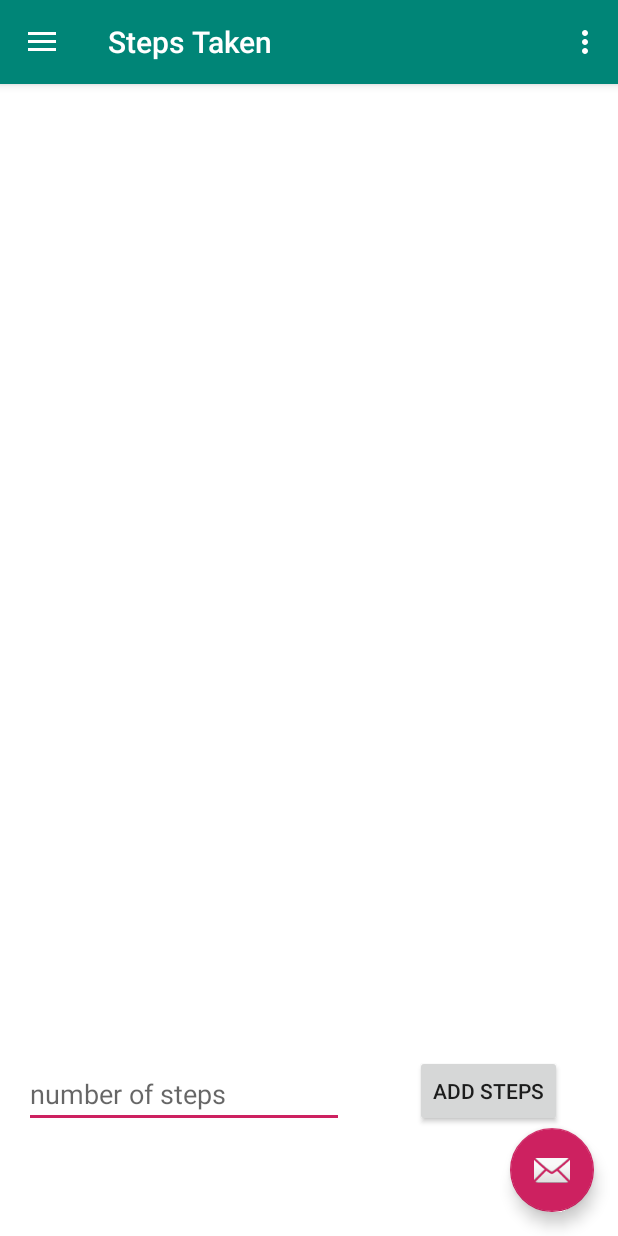
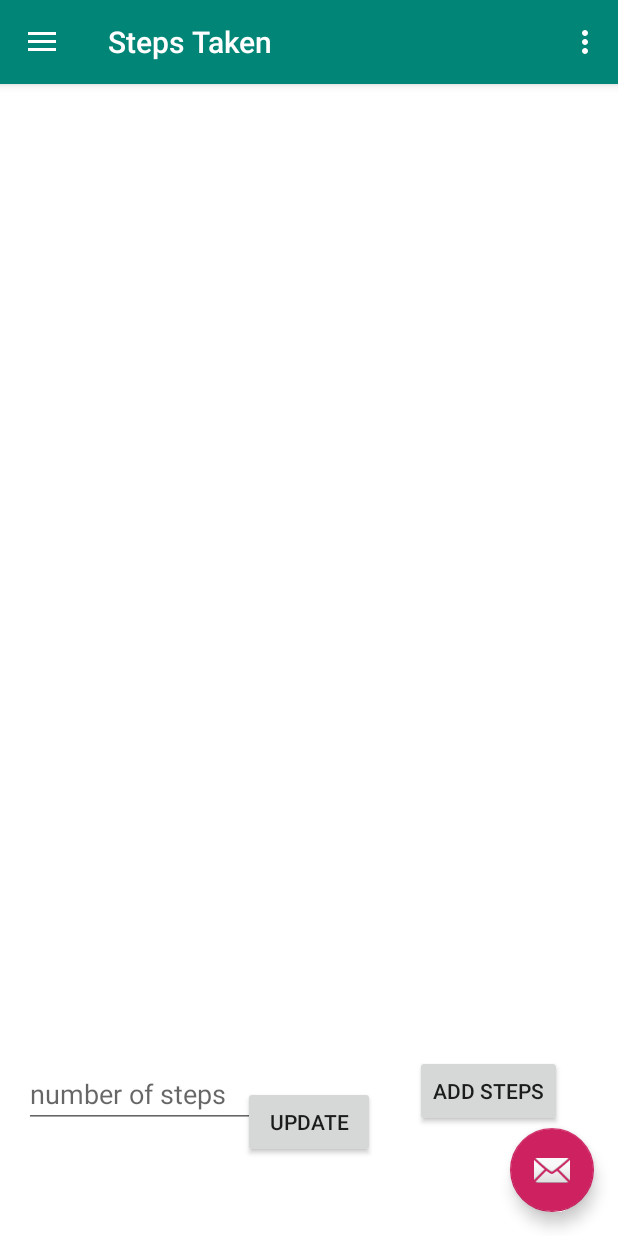
Before and after one commit to nikheal25/Calorie-Tracker-App, an Android app: the NavActivity screen opened directly, with no data from a screen before it, in the side drawer, after a tap on "Steps", on a phone screen of 412 x 824 dp. Run offline under Robolectric (Android 15) with nearby library versions, the phone set to English and light mode, and no system bars; our stand-ins replace Room's generated code.

```diff
--- a/app/src/main/java/com/example/myapplication/Dashboard.java
+++ b/app/src/main/java/com/example/myapplication/Dashboard.java
@@ -15,7 +15,7 @@ public class Dashboard extends AppCompatActivity {
         super.onCreate(savedInstanceState);
         setContentView(R.layout.activity_dashboard);
 
-        setTitle("Calorie Tracker");
+        setTitle("Calorie");
         String name = "User";
         TextView userName = findViewById(R.id.userName);
         try {
--- a/app/src/main/java/com/example/myapplication/NavActivity.java
+++ b/app/src/main/java/com/example/myapplication/NavActivity.java
@@ -2,6 +2,8 @@ package com.example.myapplication;
 
 import android.app.Fragment;
 import android.app.FragmentManager;
+import android.content.Context;
+import android.content.SharedPreferences;
 import android.os.Bundle;
 import android.support.design.widget.FloatingActionButton;
 import android.support.design.widget.NavigationView;
@@ -14,6 +16,7 @@ import android.support.v7.widget.Toolbar;
 import android.view.Menu;
 import android.view.MenuItem;
 import android.view.View;
+import android.widget.Button;
 import android.widget.ImageView;
 import android.widget.TextView;
 
@@ -25,6 +28,8 @@ import java.util.Calendar;
 public class NavActivity extends AppCompatActivity
         implements NavigationView.OnNavigationItemSelectedListener, Steps.OnFragmentInteractionListener {
 
+    //Shared preference
+    SharedPreferences sharedPreferences;
     @Override
     protected void onCreate(Bundle savedInstanceState) {
         super.onCreate(savedInstanceState);
@@ -73,9 +78,51 @@ public class NavActivity extends AppCompatActivity
         String date = dateFormat.format(Calendar.getInstance().getTime());
 
         SimpleDateFormat timeFormat =  new SimpleDateFormat("HH:mm:ss");
-        String time = dateFormat.format(Calendar.getInstance().getTime());
+        final String time = timeFormat.format(Calendar.getInstance().getTime());
 
         displayDateTime(date, time);
+
+        //reading the shared preferences
+        sharedPreferences = getSharedPreferences("MyPreferences", Context.MODE_PRIVATE);
+        int goalOfTheDay = getGoalOfTheDay(date.toString());
+        displayGoalOfTheDay(goalOfTheDay);
+
+        //update the goal
+        Button updateGoal = (Button) findViewById(R.id.updateGoal);
+        updateGoal.setOnClickListener(new View.OnClickListener() {
+            @Override
+            public void onClick(View v) {
+                TextView timeTextView = (TextView) findViewById(R.id.dailyGoalTextField);
+                String tempGoal = timeTextView.getText().toString();
+                try{
+                    int goal = Integer.parseInt(tempGoal);
+                    if(goal > 0){
+                        updateGoalOfTheDay(goal);
+                    }
+                }catch (Exception e){
+                    e.printStackTrace();
+                }
+            }
+        });
+    }
+
+
+
+    private void updateGoalOfTheDay(int goal){
+        SimpleDateFormat dateFormat =  new SimpleDateFormat("dd/MM/yyyy");
+        String date = dateFormat.format(Calendar.getInstance().getTime());
+        SharedPreferences.Editor editor = sharedPreferences.edit();
+        editor.putInt(date, goal);
+        editor.apply();
+    }
+
+    private int getGoalOfTheDay(String date){
+        return sharedPreferences.getInt(date, 0);
+    }
+
+    private void displayGoalOfTheDay(int goal){
+        TextView timeTextView = (TextView) findViewById(R.id.dailyGoalTextField);
+        timeTextView.setText(Integer.toString(goal));
     }
 
     private void displayDateTime(String date, String time){
@@ -140,9 +187,8 @@ public class NavActivity extends AppCompatActivity
            case R.id.nav_steps:
                fragment = new Steps();
                break;
-           case R.id.nav_report:
-               break;
-           case R.id.nav_tracker:
+           case R.id.nav_food:
+               fragment = new FoodList();
                break;
        }
 //      if(fragment != null){
--- a/app/src/main/res/layout/content_nav.xml
+++ b/app/src/main/res/layout/content_nav.xml
@@ -78,11 +78,46 @@
         app:layout_constraintTop_toBottomOf="@+id/fitnessImageView"
         app:layout_constraintVertical_bias="0.089" />
 
+    <EditText
+        android:id="@+id/dailyGoalTextField"
+        android:layout_width="173dp"
+        android:layout_height="37dp"
+        android:layout_marginStart="8dp"
+        android:layout_marginLeft="8dp"
+        android:layout_marginTop="8dp"
+        android:layout_marginEnd="8dp"
+        android:layout_marginRight="8dp"
+        android:layout_marginBottom="8dp"
+        android:ems="10"
+        android:inputType="number"
+        app:layout_constraintBottom_toBottomOf="parent"
+        app:layout_constraintEnd_toEndOf="parent"
+        app:layout_constraintStart_toStartOf="parent"
+        app:layout_constraintTop_toBottomOf="@+id/fitnessImageView" />
+
+    <Button
+        android:id="@+id/updateGoal"
+        android:layout_width="wrap_content"
+        android:layout_height="wrap_content"
+        android:layout_marginStart="8dp"
+        android:layout_marginLeft="8dp"
+        android:layout_marginTop="8dp"
+        android:layout_marginEnd="8dp"
+        android:layout_marginRight="8dp"
+        android:layout_marginBottom="8dp"
+        android:text="Update"
+        app:layout_constraintBottom_toBottomOf="parent"
+        app:layout_constraintEnd_toEndOf="parent"
+        app:layout_constraintStart_toStartOf="parent"
+        app:layout_constraintTop_toBottomOf="@+id/dailyGoalTextField" />
+
     <!-- added 3 lines-->
     <FrameLayout
         android:id="@+id/frame_layout"
         android:layout_width="match_parent"
-        android:layout_height="match_parent" />
+        android:layout_height="match_parent"
+        tools:layout_editor_absoluteX="0dp"
+        tools:layout_editor_absoluteY="0dp" />
 
 
 </android.support.constraint.ConstraintLayout>
--- a/app/src/main/res/menu/activity_nav_drawer.xml
+++ b/app/src/main/res/menu/activity_nav_drawer.xml
@@ -24,6 +24,10 @@
             android:id="@+id/nav_map"
             android:icon="@drawable/ic_menu_manage"
             android:title="Map" />
+        <item
+            android:id="@+id/nav_food"
+            android:icon="@drawable/fitness"
+            android:title="Food" />
     </group>
 
     <item android:title="Communicate">
```
Also changed, not shown: app/src/main/java/com/example/myapplication/FoodList.java (added, +291 -0 lines), app/src/main/res/layout/fragment_food_list.xml (added, +45 -0 lines), app/src/main/res/values/strings.xml (+12 -0 lines).
